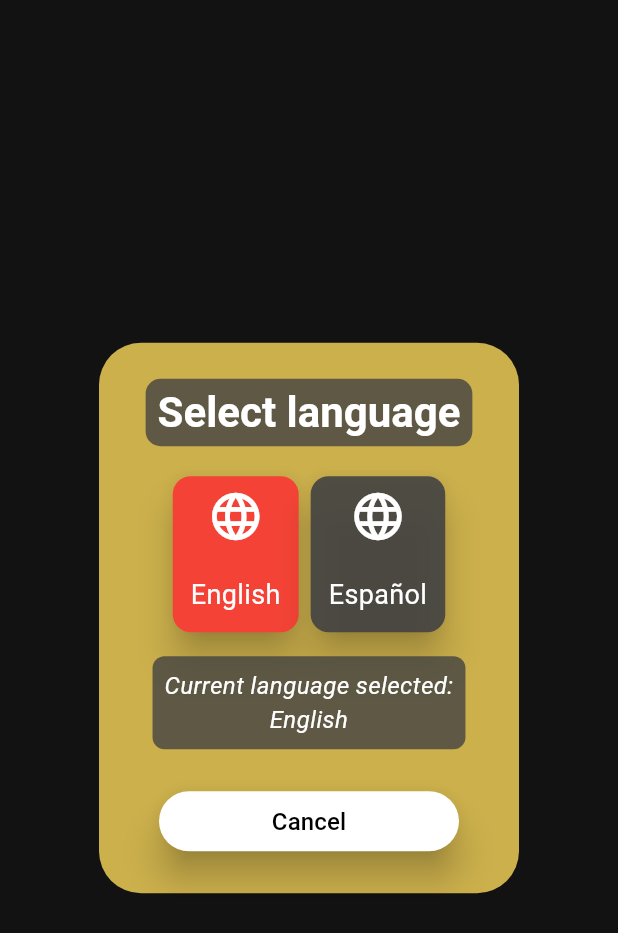
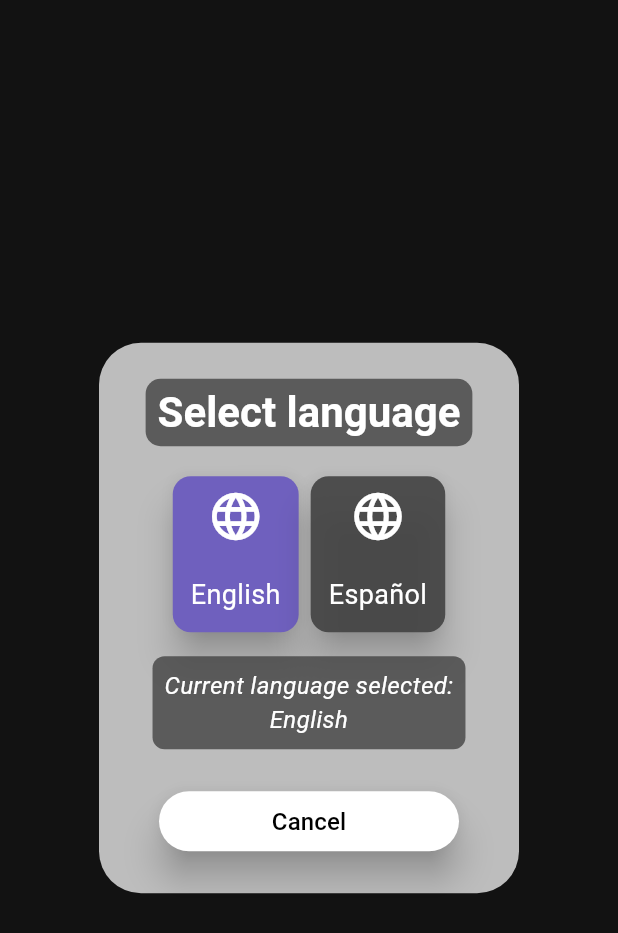
Before and after one commit to nicolas-ferrada/mycustomnotes_website, a Flutter app: the ChangeLanguageDialog widget shown alone on an empty page, opened directly, on a phone screen of 412 x 824 dp. Shown: the top 933 px of the screen. Run offline on Flutter 3.47's test engine with Material 2 defaults, Android fonts, the phone set to English and light mode, and no system bars; our stand-ins replace audioplayers, cloud_firestore, connectivity_plus, device_info_plus, firebase_auth, firebase_core and 5 more; missing offline and left inert: any_link_preview, excel; accounts and stored records are empty; generated files the repository leaves out were written again.

Commit message:
Dialogs colors updated

```diff
--- a/lib/presentation/pages/login_page/login_page.dart
+++ b/lib/presentation/pages/login_page/login_page.dart
@@ -1,4 +1,3 @@
-import 'package:flutter/gestures.dart';
 import 'package:flutter/material.dart';
 import 'package:provider/provider.dart';
 
--- a/lib/utils/dialogs/change_language_dialog.dart
+++ b/lib/utils/dialogs/change_language_dialog.dart
@@ -1,4 +1,5 @@
 import 'package:flutter/material.dart';
+import 'package:mycustomnotes/utils/app_color_scheme/app_color_scheme.dart';
 
 import '../../l10n/change_language.dart';
 import '../../l10n/l10n_export.dart';
@@ -41,7 +42,7 @@ class _ChangeLanguageDialogState extends State<ChangeLanguageDialog> {
             builder: (BuildContext context) {
               return AlertDialog(
                 elevation: 3,
-                backgroundColor: const Color.fromRGBO(250, 216, 90, 0.8),
+                backgroundColor: Colors.grey.shade400,
                 title: Center(
                     child: DialogTitleStyle(
                   title: AppLocalizations.of(context)!
@@ -59,7 +60,7 @@ class _ChangeLanguageDialogState extends State<ChangeLanguageDialog> {
                             child: Card(
                               elevation: 10,
                               color: (currentLanguage?.languageIndex == 1)
-                                  ? Colors.red
+                                  ? AppColorScheme.purple()
                                   : Colors.grey.shade800.withOpacity(0.9),
                               child: InkWell(
                                 onTap: () {
@@ -94,7 +95,7 @@ class _ChangeLanguageDialogState extends State<ChangeLanguageDialog> {
                             child: Card(
                               elevation: 10,
                               color: (currentLanguage?.languageIndex == 2)
-                                  ? Colors.red
+                                  ? AppColorScheme.purple()
                                   : Colors.grey.shade800.withOpacity(0.9),
                               child: InkWell(
                                 onTap: () {
--- a/lib/utils/dialogs/confirmation_dialog.dart
+++ b/lib/utils/dialogs/confirmation_dialog.dart
@@ -13,7 +13,7 @@ class ConfirmationDialog {
       builder: (BuildContext context) {
         return AlertDialog(
           elevation: 3,
-          backgroundColor: const Color.fromRGBO(250, 216, 90, 0.8),
+          backgroundColor: Colors.grey.shade400,
           title: DialogTitleStyle(
             title:
                 AppLocalizations.of(context)!.logOutTitle_drawerDialog_homePage,
@@ -83,7 +83,7 @@ class ConfirmationDialog {
       builder: (BuildContext context) {
         return AlertDialog(
           elevation: 3,
-          backgroundColor: const Color.fromARGB(204, 250, 212, 78),
+          backgroundColor: Colors.grey.shade400,
           title: Center(
             child: Container(
               decoration: BoxDecoration(
--- a/lib/utils/dialogs/delete_folder_confirmation.dart
+++ b/lib/utils/dialogs/delete_folder_confirmation.dart
@@ -22,7 +22,7 @@ class DeleteFolderConfirmation {
       builder: (BuildContext context) {
         return AlertDialog(
           elevation: 3,
-          backgroundColor: const Color.fromARGB(220, 250, 215, 90),
+          backgroundColor: Colors.grey.shade400,
           title: DialogTitleStyle(
             title: AppLocalizations.of(context)!.deleteNote_dialog_title,
           ),
--- a/lib/utils/dialogs/delete_note_confirmation.dart
+++ b/lib/utils/dialogs/delete_note_confirmation.dart
@@ -25,7 +25,7 @@ class DeleteNoteConfirmation {
       builder: (BuildContext context) {
         return AlertDialog(
           elevation: 3,
-          backgroundColor: const Color.fromARGB(220, 250, 215, 90),
+          backgroundColor: Colors.grey.shade400,
           title: DialogTitleStyle(
             title: AppLocalizations.of(context)!.deleteNote_dialog_title,
           ),
--- a/lib/utils/dialogs/folder_details_info.dart
+++ b/lib/utils/dialogs/folder_details_info.dart
@@ -18,7 +18,7 @@ class FolderDetailsInfo extends StatelessWidget {
   Widget build(BuildContext context) {
     return AlertDialog(
       elevation: 3,
-      backgroundColor: const Color.fromRGBO(250, 216, 90, 0.8),
+      backgroundColor: Colors.grey.shade400,
       title: Center(
         child: Container(
           decoration: BoxDecoration(
--- a/lib/utils/dialogs/insert_url_menu_options.dart
+++ b/lib/utils/dialogs/insert_url_menu_options.dart
@@ -30,7 +30,7 @@ class _InsertUrlMenuOptionsState extends State<InsertUrlMenuOptions> {
       builder: (context) {
         return AlertDialog(
           elevation: 3,
-          backgroundColor: const Color.fromRGBO(250, 216, 90, 0.8),
+          backgroundColor: Colors.grey.shade400,
           title: DialogTitleStyle(
               title: AppLocalizations.of(context)!.url_dialog_title),
           content: SingleChildScrollView(
--- a/lib/utils/dialogs/note_details_info.dart
+++ b/lib/utils/dialogs/note_details_info.dart
@@ -17,7 +17,7 @@ class NotesDetails extends StatelessWidget {
   Widget build(BuildContext context) {
     return AlertDialog(
       elevation: 3,
-      backgroundColor: const Color.fromRGBO(250, 216, 90, 0.8),
+      backgroundColor: Colors.grey.shade400,
       title: Center(
         child: Container(
           decoration: BoxDecoration(
--- a/lib/utils/dialogs/note_pick_color_dialog.dart
+++ b/lib/utils/dialogs/note_pick_color_dialog.dart
@@ -22,7 +22,7 @@ class _NotePickColorDialogState extends State<NotePickColorDialog> {
         return AlertDialog(
           elevation: 3,
           contentPadding: const EdgeInsets.all(12),
-          backgroundColor: const Color.fromRGBO(250, 216, 90, 0.8),
+          backgroundColor: Colors.grey.shade400,
           title: Center(
             child: Container(
               decoration: BoxDecoration(
--- a/lib/utils/dialogs/select_create_note_type.dart
+++ b/lib/utils/dialogs/select_create_note_type.dart
@@ -11,7 +11,7 @@ class SelectCreateNoteType {
       builder: (BuildContext context) {
         return AlertDialog(
           elevation: 3,
-          backgroundColor: const Color.fromRGBO(250, 216, 90, 0.8),
+          backgroundColor: Colors.grey.shade400,
           title: DialogTitleStyle(
             title: AppLocalizations.of(context)!.newNoteTitle_dialog_homePage,
           ),
```
Also changed, not shown: lib/utils/dialogs/user_configuration_dialogs/user_configuration_date_time_format.dart (+7 -6 lines), lib/utils/dialogs/user_configuration_dialogs/user_configuration_notes_view.dart (+5 -4 lines).
